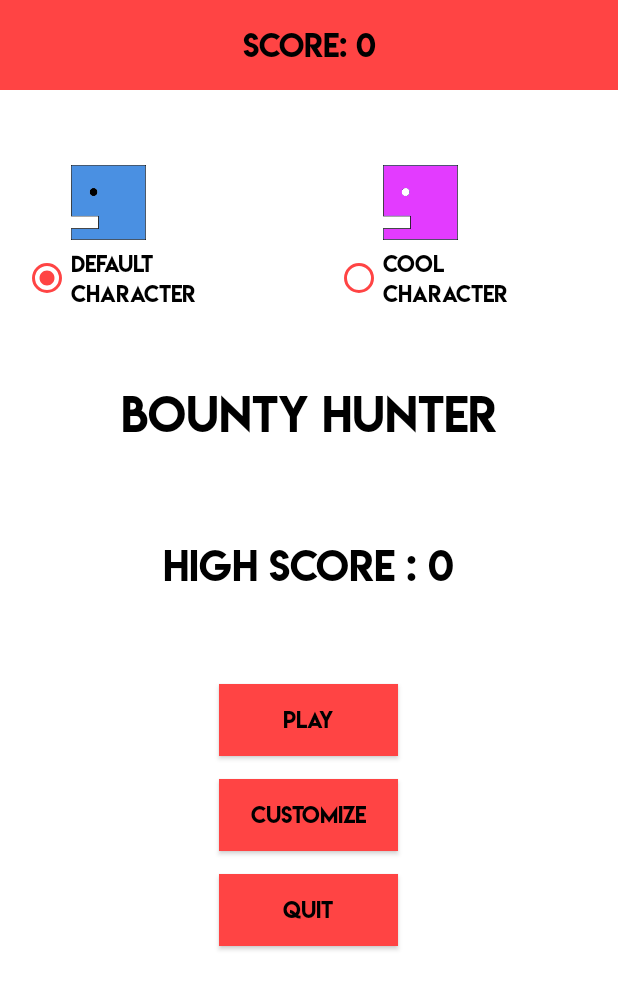
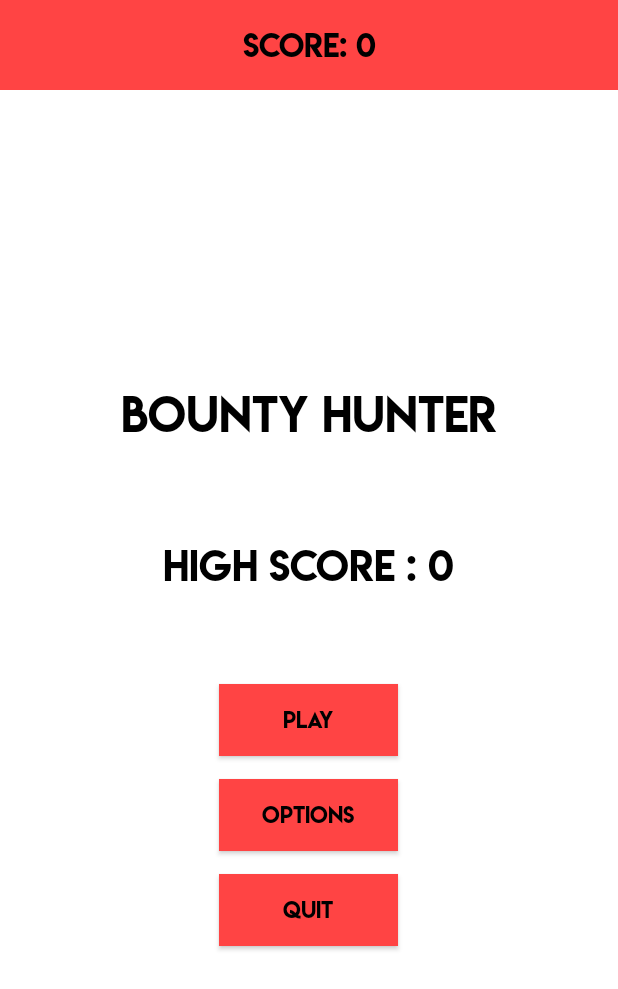
Before and after one commit to JovanStankovic/Diplomski, an Android app: the screen it shows after launch (MainActivity), on a phone screen of 412 x 824 dp. Shown: the top 989 px of the screen. Run offline under Robolectric (Android 15) with nearby library versions, the phone set to English and light mode, and no system bars.

Commit message:
Options missing 2 characters

```diff
--- a/app/src/main/java/com/example/gametest/MainActivity.java
+++ b/app/src/main/java/com/example/gametest/MainActivity.java
@@ -10,7 +10,6 @@ import android.os.Bundle;
 import android.view.MotionEvent;
 import android.view.View;
 import android.view.ViewGroup;
-import android.view.View.OnClickListener;
 import android.view.animation.AnimationUtils;
 import android.widget.Button;
 import android.widget.FrameLayout;
@@ -18,7 +17,6 @@ import android.widget.ImageView;
 import android.widget.LinearLayout;
 import android.widget.RadioButton;
 import android.widget.TextView;
-import android.widget.Toast;
 
 import java.util.Timer;
 import java.util.TimerTask;
@@ -42,7 +40,7 @@ public class MainActivity extends AppCompatActivity{
     private float crossX, crossY;
 
     //Rezultat
-    private TextView scoreLabel, highScoreLabel, nextLevel, gameNameLabel, gameCompleted;
+    private TextView scoreLabel, highScoreLabel, nextLevel, gameNameLabel, gameCompleted,sound,characterChoose;
     private int score, highScore, timeCount;
     private SharedPreferences settings;
     //Klasa
@@ -50,8 +48,8 @@ public class MainActivity extends AppCompatActivity{
     private Handler handler = new Handler();
     private SoundPlayer soundPlayer;
     //Buttons
-    private Button playButton, quitGameButton, customizeButton, resumeButton, backButton, mainMenuButton, quitButton;
-    private RadioButton selectionRadioButton, selection2RadioButton;
+    private Button playButton, quitGameButton, optionsButton, resumeButton, backButton, mainMenuButton, quitButton;
+    private RadioButton selectionRadioButton, selection2RadioButton,soundOnRadioButton,soundOffRadioButton;
     //Status2
     private boolean start_flg = false;
     private boolean action_flg = false;
@@ -79,6 +77,8 @@ public class MainActivity extends AppCompatActivity{
         money = findViewById(R.id.orange);
         scoreLabel = findViewById(R.id.scoreLabel);
         nextLevel = findViewById(R.id.nextLevel);
+        sound = findViewById(R.id.sound);
+        characterChoose = findViewById(R.id.characterChoose);
         gameCompleted = findViewById(R.id.gameCompleted);
         highScoreLabel = findViewById(R.id.highScoreLabel);
         playButton = findViewById(R.id.playButton);
@@ -86,11 +86,14 @@ public class MainActivity extends AppCompatActivity{
         backButton = findViewById(R.id.backButton);
         resumeButton = findViewById(R.id.resumeButton);
         quitButton = findViewById(R.id.quitButton);
-        customizeButton = findViewById(R.id.customizeButton);
+        optionsButton = findViewById(R.id.optionsButton);
         mainMenuButton = findViewById(R.id.mainMenuButton);
 
         selectionRadioButton = findViewById(R.id.selectionRadioButton);
         selection2RadioButton = findViewById(R.id.selection2RadioButton);
+        soundOnRadioButton = findViewById(R.id.soundOnRadioButton);
+        soundOffRadioButton = findViewById(R.id.soundOffRadioButton);
+
 
         imageBoxLeft = getResources().getDrawable(R.drawable.box_left);
         imageBoxRight = getResources().getDrawable(R.drawable.box_right);
@@ -552,20 +555,24 @@ public class MainActivity extends AppCompatActivity{
     }
 
 
-    public void openChooseCharacter(View view) {
+    public void openOptions(View view) {
 
         gameNameLabel.setVisibility(View.INVISIBLE);
         highScoreLabel.setVisibility(View.INVISIBLE);
         playButton.setVisibility(View.INVISIBLE);
         quitGameButton.setVisibility(View.INVISIBLE);
-        customizeButton.setVisibility(View.INVISIBLE);
+        optionsButton.setVisibility(View.INVISIBLE);
 
-        scoreLabel.setText("Choose your character");
+        scoreLabel.setText("Options");
         backButton.setVisibility(View.VISIBLE);
         selectionRadioButton.setVisibility(View.VISIBLE);
         selection2RadioButton.setVisibility(View.VISIBLE);
         boxSelection.setVisibility(View.VISIBLE);
         boxSelectionPink.setVisibility(View.VISIBLE);
+        characterChoose.setVisibility(View.VISIBLE);
+        sound.setVisibility(View.VISIBLE);
+        soundOnRadioButton.setVisibility(View.VISIBLE);
+        soundOffRadioButton.setVisibility(View.VISIBLE);
 
     }
 
@@ -575,7 +582,7 @@ public class MainActivity extends AppCompatActivity{
         highScoreLabel.setVisibility(View.VISIBLE);
         playButton.setVisibility(View.VISIBLE);
         quitGameButton.setVisibility(View.VISIBLE);
-        customizeButton.setVisibility(View.VISIBLE);
+        optionsButton.setVisibility(View.VISIBLE);
 
         scoreLabel.setText("Score: 0");
         backButton.setVisibility(View.INVISIBLE);
@@ -583,6 +590,11 @@ public class MainActivity extends AppCompatActivity{
         selection2RadioButton.setVisibility(View.INVISIBLE);
         boxSelection.setVisibility(View.INVISIBLE);
         boxSelectionPink.setVisibility(View.INVISIBLE);
+        characterChoose.setVisibility(View.INVISIBLE);
+        sound.setVisibility(View.INVISIBLE);
+        soundOnRadioButton.setVisibility(View.INVISIBLE);
+        soundOffRadioButton.setVisibility(View.INVISIBLE);
+
 
 
     }
--- a/app/src/main/res/layout/activity_main.xml
+++ b/app/src/main/res/layout/activity_main.xml
@@ -61,9 +61,21 @@
             android:textSize="36dp"
             android:visibility="invisible" />
 
+        <TextView
+            android:id="@+id/characterChoose"
+            android:layout_width="wrap_content"
+            android:layout_height="wrap_content"
+            android:layout_gravity="top|center_horizontal"
+            android:layout_marginTop="8dp"
+            android:fontFamily="@font/lemonmilk"
+            android:text="Choose your character"
+            android:textColor="@android:color/black"
+            android:textSize="25sp"
+            android:visibility="invisible" />
+
         <RadioGroup
             android:layout_width="match_parent"
-            android:layout_height="wrap_content"
+            android:layout_height="140dp"
             android:layout_gravity="top|center_vertical"
             android:layout_marginTop="105dp"
             android:orientation="horizontal">
@@ -78,19 +90,63 @@
                 android:fontFamily="@font/lemonmilk"
                 android:text="Default Character"
                 android:textColor="@android:color/black"
-                android:visibility="visible" />
+                android:visibility="invisible" />
 
             <RadioButton
                 android:id="@+id/selection2RadioButton"
+                android:layout_width="120dp"
+                android:layout_height="wrap_content"
+                android:layout_marginLeft="78dp"
+                android:buttonTint="@android:color/holo_red_light"
+                android:checked="false"
+                android:fontFamily="@font/lemonmilk"
+                android:text="Cool Character"
+                android:textColor="@android:color/black"
+                android:visibility="invisible" />
+        </RadioGroup>
+
+        <TextView
+            android:id="@+id/sound"
+            android:layout_width="wrap_content"
+            android:layout_height="wrap_content"
+            android:layout_gravity="bottom|center_horizontal"
+            android:layout_marginBottom="120dp"
+            android:fontFamily="@font/lemonmilk"
+            android:text="Sound"
+            android:textColor="@android:color/black"
+            android:textSize="25sp"
+            android:visibility="invisible" />
+
+        <RadioGroup
+            android:layout_width="match_parent"
+            android:layout_height="wrap_content"
+            android:layout_gravity="bottom|center_vertical"
+            android:layout_marginBottom="85dp"
+            android:orientation="horizontal">
+
+            <RadioButton
+                android:id="@+id/soundOnRadioButton"
+                android:layout_width="130dp"
+                android:layout_height="wrap_content"
+                android:layout_marginLeft="15dp"
+                android:buttonTint="@android:color/holo_red_light"
+                android:checked="true"
+                android:fontFamily="@font/lemonmilk"
+                android:text="On"
+                android:textColor="@android:color/black"
+                android:visibility="invisible" />
+
+            <RadioButton
+                android:id="@+id/soundOffRadioButton"
                 android:layout_width="120dp"
                 android:layout_height="match_parent"
                 android:layout_marginLeft="78dp"
                 android:buttonTint="@android:color/holo_red_light"
                 android:checked="false"
                 android:fontFamily="@font/lemonmilk"
-                android:text="Cool Character"
+                android:text="Off"
                 android:textColor="@android:color/black"
-                android:visibility="visible" />
+                android:visibility="invisible" />
         </RadioGroup>
 
         <Button
@@ -173,7 +229,7 @@
             android:layout_marginLeft="47dp"
             android:layout_marginTop="50dp"
             android:src="@drawable/box_left"
-            android:visibility="visible" />
+            android:visibility="invisible" />
 
         <ImageView
             android:id="@+id/boxSelectionPink"
@@ -183,7 +239,7 @@
             android:layout_marginTop="50dp"
             android:scaleType="fitCenter"
             android:src="@drawable/box_pink_left"
-            android:visibility="visible" />
+            android:visibility="invisible" />
 
         <ImageView
             android:id="@+id/orange"
@@ -235,7 +291,7 @@
                 android:textColor="@android:color/black" />
 
             <Button
-                android:id="@+id/customizeButton"
+                android:id="@+id/optionsButton"
                 android:layout_width="119dp"
                 android:layout_height="wrap_content"
                 android:layout_gravity="center_horizontal"
@@ -243,8 +299,8 @@
                 android:background="@android:color/holo_red_light"
                 android:clickable="true"
                 android:fontFamily="@font/lemonmilk"
-                android:onClick="openChooseCharacter"
-                android:text="Customize"
+                android:onClick="openOptions"
+                android:text="Options"
                 android:textColor="@android:color/black" />
 
             <Button
```
